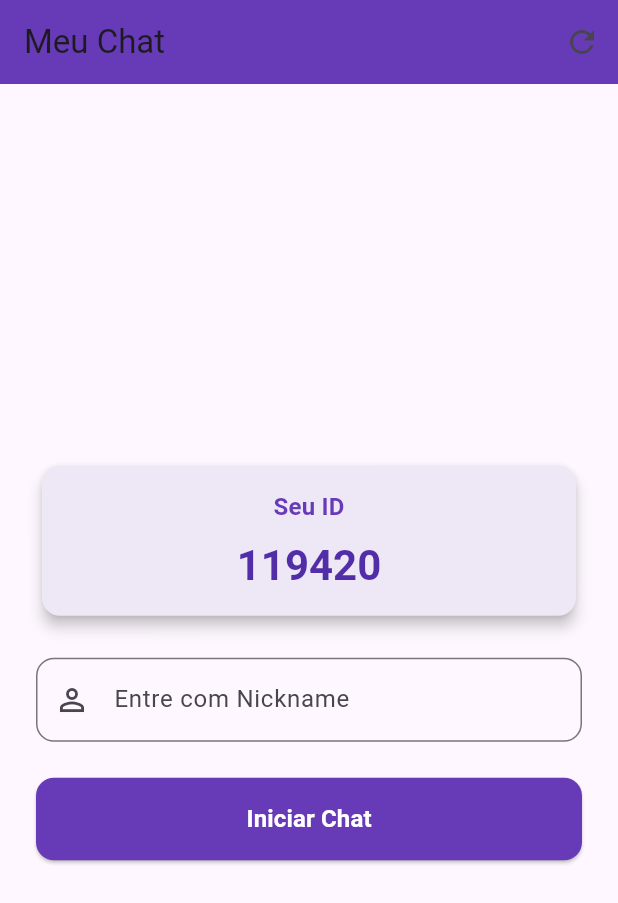
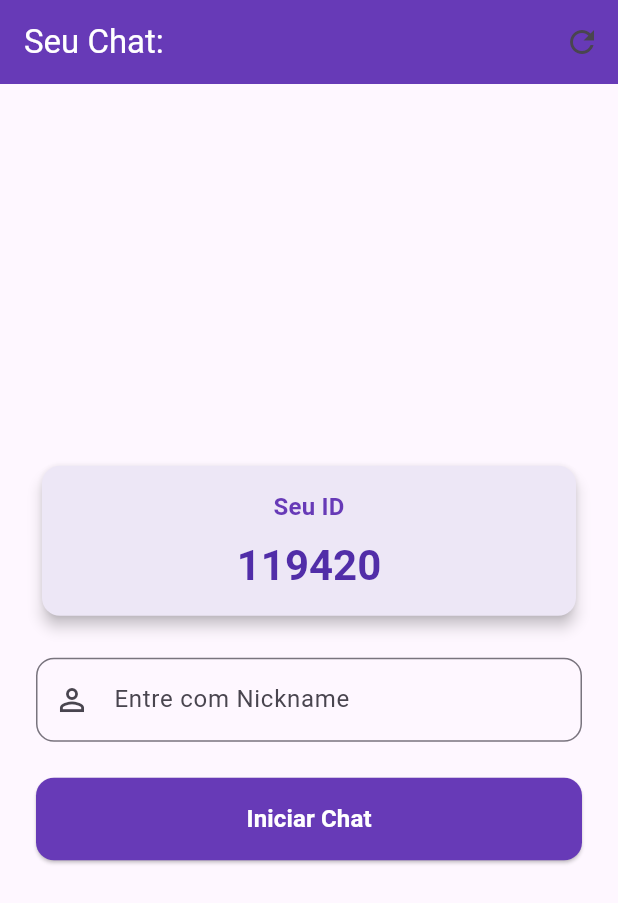
Before and after one commit to engPisa/chat-websocket-fluter, a Flutter app: the screen it shows after launch, on a phone screen of 412 x 824 dp. Shown: the top 903 px of the screen. Run offline on Flutter 3.47's test engine with Material 3 defaults, Android fonts, the phone set to English and light mode, and no system bars; our stand-ins replace flutter_chat_types, flutter_chat_ui; missing offline and left inert: web_socket_client.

Commit message:
ajustes e adicionado novos recursos

```diff
--- a/lib/main.dart
+++ b/lib/main.dart
@@ -12,7 +12,7 @@ class ChatApp extends StatelessWidget {
   Widget build(BuildContext context) {
     return MaterialApp(
       debugShowCheckedModeBanner: false,
-      title: 'QuickChat',
+      title: 'Meu Chat',
       home: const ContactsPage(),
     );
   }
--- a/lib/screens/contacts_page.dart
+++ b/lib/screens/contacts_page.dart
@@ -51,7 +51,10 @@ class _ContactsPageState extends State<ContactsPage> {
   Widget build(BuildContext context) {
     return Scaffold(
       appBar: AppBar(
-        title: const Text('Meu Chat'),
+        title: Text('Seu Chat:',
+            style: TextStyle(
+              color: Colors.white,
+            )),
         backgroundColor: Colors.deepPurple,
         actions: [
           IconButton(
@@ -79,15 +82,19 @@ class _ContactsPageState extends State<ContactsPage> {
                       children: [
                         Text(
                           'Seu ID',
-                          style: Theme.of(context).textTheme.titleMedium?.copyWith(
-                                color: Colors.deepPurple,
-                                fontWeight: FontWeight.bold,
-                              ),
+                          style:
+                              Theme.of(context).textTheme.titleMedium?.copyWith(
+                                    color: Colors.deepPurple,
+                                    fontWeight: FontWeight.bold,
+                                  ),
                         ),
                         const SizedBox(height: 8),
                         Text(
                           id,
-                          style: Theme.of(context).textTheme.headlineMedium?.copyWith(
+                          style: Theme.of(context)
+                              .textTheme
+                              .headlineMedium
+                              ?.copyWith(
                                 color: Colors.deepPurple[700],
                                 fontWeight: FontWeight.w600,
                               ),
@@ -96,7 +103,6 @@ class _ContactsPageState extends State<ContactsPage> {
                     ),
                   ),
                 ),
-
                 const SizedBox(height: 24),
                 TextFormField(
                   controller: _nicknameController,
@@ -122,9 +128,7 @@ class _ContactsPageState extends State<ContactsPage> {
                     });
                   },
                 ),
-
                 const SizedBox(height: 24),
-
                 ElevatedButton(
                   onPressed: () => openChatPage(context),
                   style: ElevatedButton.styleFrom(
```
Also changed, not shown: lib/screens/chat_page.dart (+6 -3 lines), 1 other file.
